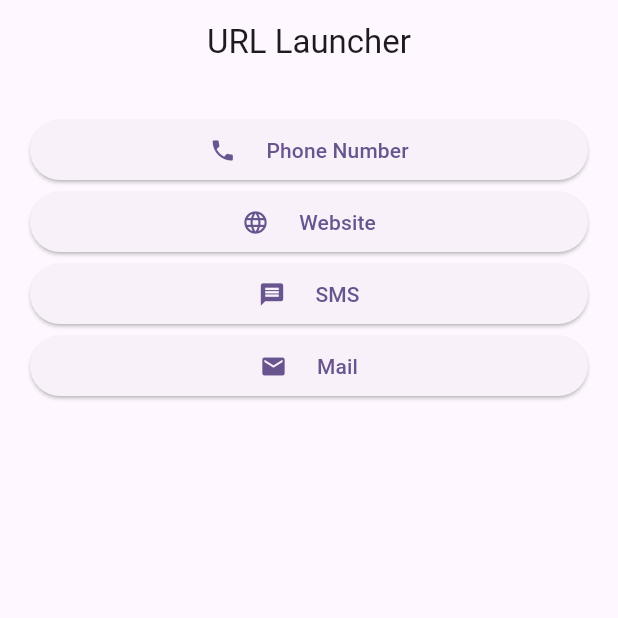
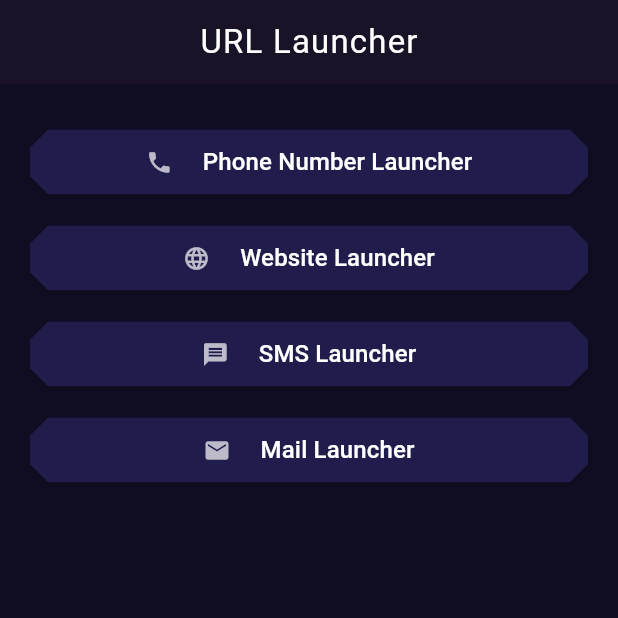
Before and after one commit to stp2003/URL-Launcher, a Flutter app: the screen it shows after launch, on a phone screen of 412 x 824 dp, the top half of it. Run offline on Flutter 3.47's test engine with Material 2 defaults, Android fonts, the phone set to English and light mode, and no system bars.

Commit message:
final commit

```diff
--- a/lib/main.dart
+++ b/lib/main.dart
@@ -14,7 +14,10 @@ class MyApp extends StatelessWidget {
       debugShowCheckedModeBanner: false,
       title: 'Flutter Demo',
       theme: ThemeData(
-        colorScheme: ColorScheme.fromSeed(seedColor: Colors.deepPurple),
+        scaffoldBackgroundColor: const Color.fromRGBO(16, 13, 34, 1),
+        appBarTheme: const AppBarTheme(
+          color: Color.fromRGBO(26, 19, 39, 1.0),
+        ),
         useMaterial3: true,
       ),
       home: const HomeScreen(),
--- a/lib/screen/home_screen.dart
+++ b/lib/screen/home_screen.dart
@@ -10,7 +10,14 @@ class HomeScreen extends StatelessWidget {
   Widget build(BuildContext context) {
     return Scaffold(
       appBar: AppBar(
-        title: const Text('URL Launcher'),
+        title: const Text(
+          'URL Launcher',
+          style: TextStyle(
+            color: Colors.white,
+            fontSize: 22.0,
+            letterSpacing: 0.8,
+          ),
+        ),
         centerTitle: true,
       ),
       body: SingleChildScrollView(
@@ -18,18 +25,17 @@ class HomeScreen extends StatelessWidget {
         child: Column(
           children: [
             launcherButton(
-              title: 'Phone Number',
+              title: 'Phone Number Launcher',
               icon: Icons.phone,
               onPressed: () async {
                 Uri uri = Uri.parse('tel:+919336908109');
                 if (!await launcher.launchUrl(uri)) {
-                  debugPrint('couldnt');
+                  debugPrint('No');
                 }
-                ;
               },
             ),
             launcherButton(
-              title: 'Website',
+              title: 'Website Launcher',
               icon: Icons.language,
               onPressed: () {
                 launcher.launchUrl(
@@ -39,7 +45,7 @@ class HomeScreen extends StatelessWidget {
               },
             ),
             launcherButton(
-              title: 'SMS',
+              title: 'SMS Launcher',
               icon: Icons.message,
               onPressed: () => launcher.launchUrl(
                 Uri.parse(
@@ -47,14 +53,13 @@ class HomeScreen extends StatelessWidget {
               ),
             ),
             launcherButton(
-              title: 'Mail',
+              title: 'Mail Launcher',
               icon: Icons.mail,
               onPressed: () async {
                 Uri uri = Uri.parse('mailto:shashwatshandilya2003@gmail.com');
                 if (!await launcher.launchUrl(uri)) {
-                  debugPrint('couldnt');
+                  debugPrint('No');
                 }
-                ;
               },
             ),
           ],
@@ -68,15 +73,35 @@ class HomeScreen extends StatelessWidget {
     required IconData icon,
     required Function() onPressed,
   }) {
-    return Container(
+    return Padding(
+      padding: const EdgeInsets.symmetric(vertical: 8.0),
       child: ElevatedButton(
         onPressed: onPressed,
+        style: ElevatedButton.styleFrom(
+          shape: BeveledRectangleBorder(
+            borderRadius: BorderRadius.circular(12.0),
+          ),
+          backgroundColor: const Color.fromRGBO(32, 28, 76, 1.0),
+          padding: const EdgeInsets.symmetric(
+            horizontal: 20.0,
+            vertical: 10.0,
+          ),
+        ),
         child: Row(
           mainAxisAlignment: MainAxisAlignment.center,
           children: [
-            Icon(icon),
-            const SizedBox(width: 20),
-            Text(title),
+            Icon(
+              icon,
+              color: Colors.white70,
+            ),
+            const SizedBox(width: 20.0),
+            Text(
+              title,
+              style: const TextStyle(
+                color: Colors.white,
+                fontSize: 16.0,
+              ),
+            ),
           ],
         ),
       ),
```
